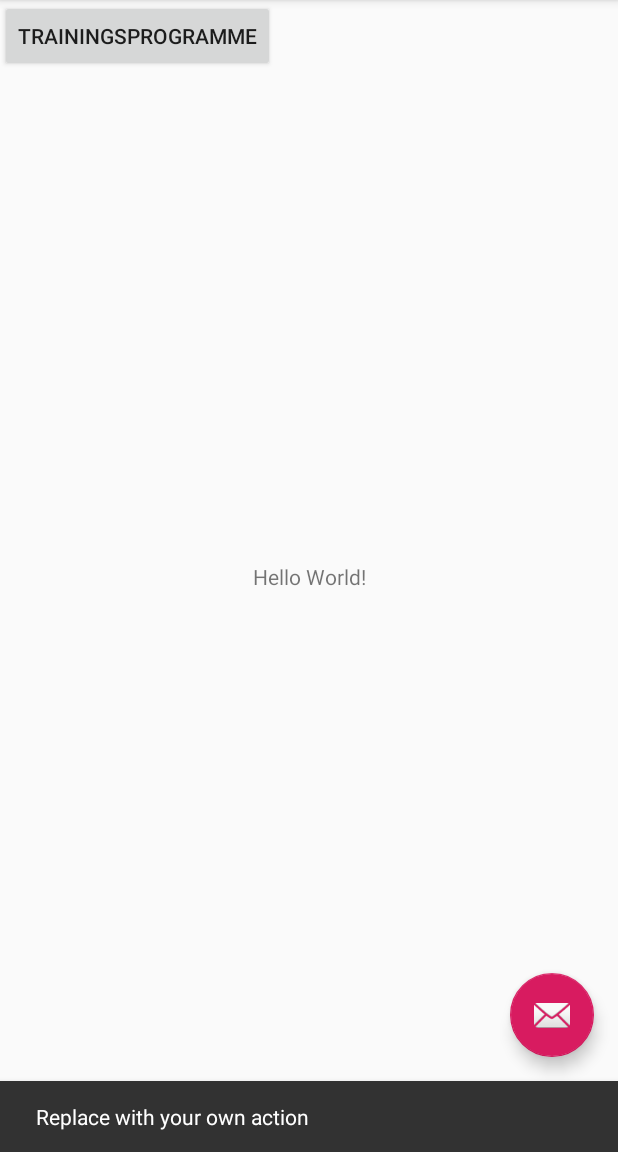
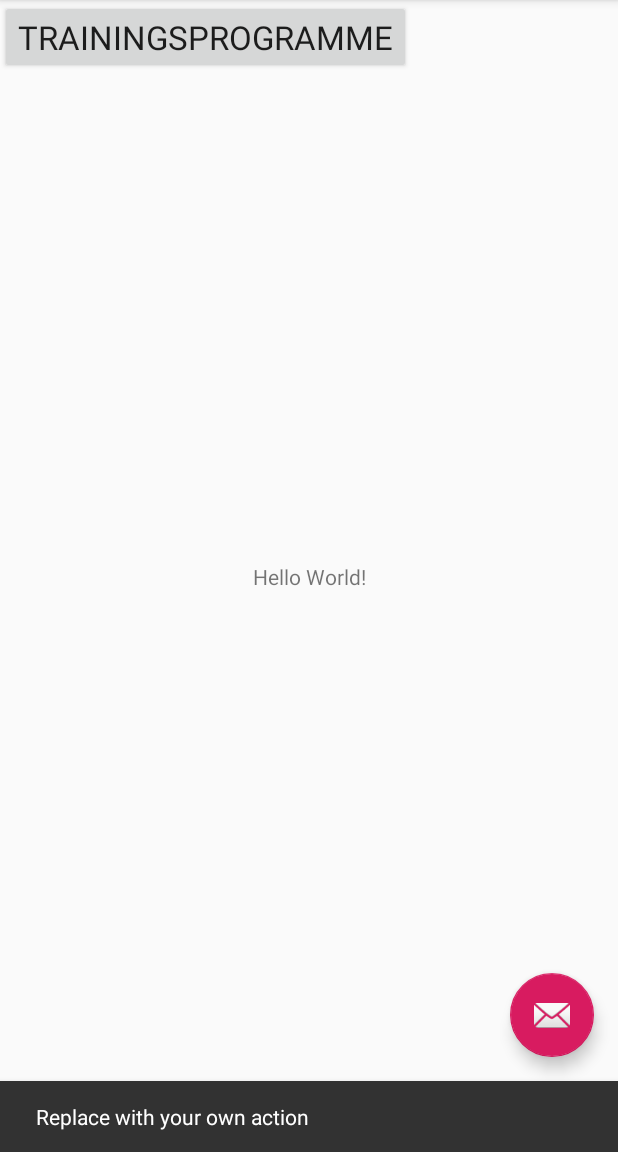
Before and after one commit to rene-anderes/TrejnadoApp, an Android app: the screen it shows after launch (MainActivity), after a tap on an icon or button, on a phone screen of 412 x 824 dp, the part 84-1236 px from its top. Run offline under Robolectric (Android 15) with nearby library versions, the phone set to English and light mode, and no system bars.

```diff
--- a/trejnadoApp/src/main/AndroidManifest.xml
+++ b/trejnadoApp/src/main/AndroidManifest.xml
@@ -23,7 +23,7 @@
         </activity>
         <activity
                 android:name="org.anderes.app.trejnado.gui.ProgramlistActivity"
-                android:label="@string/title_activity_programlist"
+                android:label="@string/programlist"
                 android:theme="@style/AppTheme.NoActionBar">
             <meta-data
                     android:name="android.support.PARENT_ACTIVITY"
--- a/trejnadoApp/src/main/res/layout/fragment_main.xml
+++ b/trejnadoApp/src/main/res/layout/fragment_main.xml
@@ -15,9 +15,11 @@
             app:layout_constraintBottom_toBottomOf="parent"
             app:layout_constraintLeft_toLeftOf="parent"
             app:layout_constraintRight_toRightOf="parent"
-            app:layout_constraintTop_toTopOf="parent"/>
+            app:layout_constraintTop_toTopOf="parent"
+            />
     <Button
-            android:text="Trainingsprogramme"
+            style="@android:style/TextAppearance.Material.Large"
+            android:text="@string/programlist"
             android:layout_width="wrap_content"
             android:layout_height="wrap_content"
             tools:layout_editor_absoluteX="16dp"
--- a/trejnadoApp/src/main/res/values/strings.xml
+++ b/trejnadoApp/src/main/res/values/strings.xml
@@ -2,5 +2,5 @@
     <string name="app_name">Trejnado</string>
     <string name="action_settings">Settings</string>
     <string name="machine_name">Gerätebezeichnung</string>
-    <string name="title_activity_programlist">activity_programlist</string>
+    <string name="programlist">Trainingsprogramme</string>
 </resources>
```
